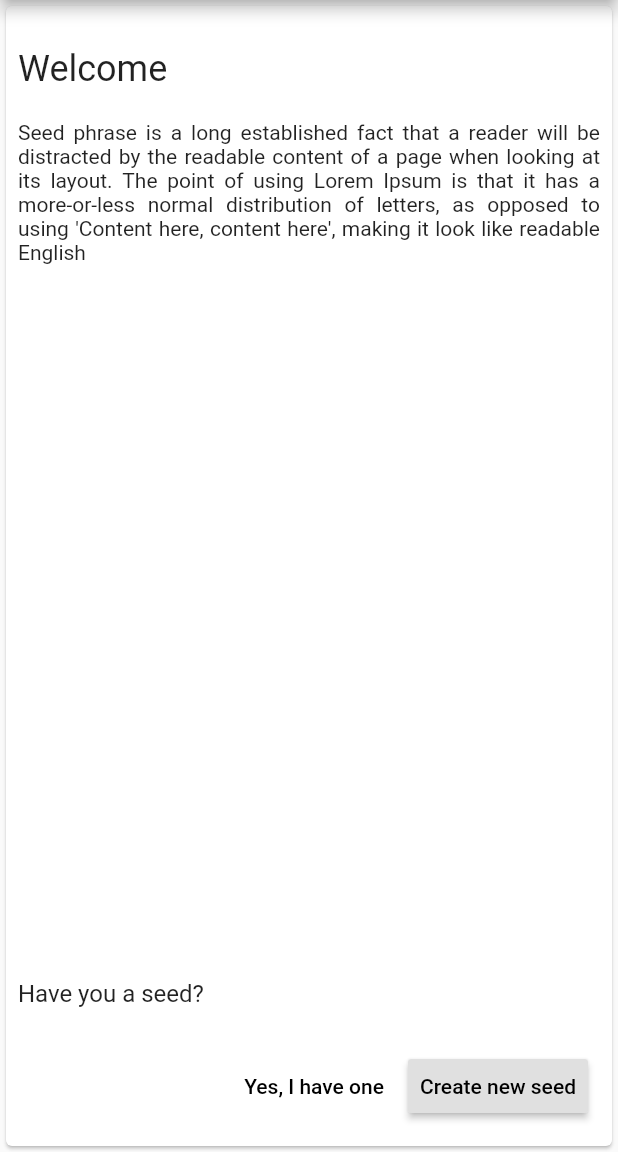
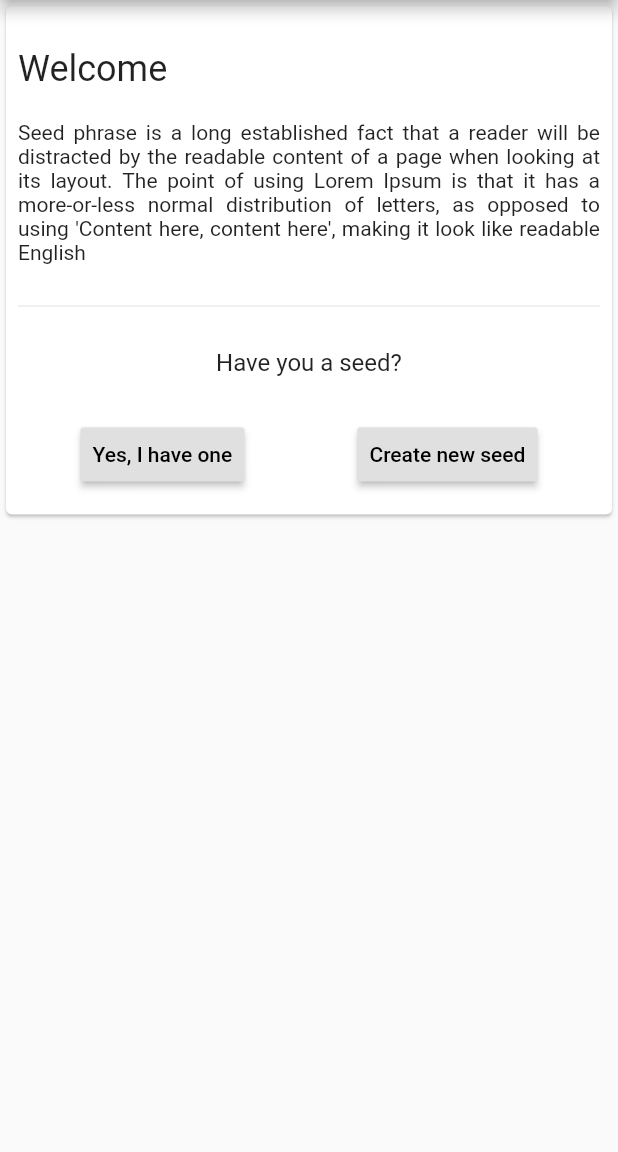
Before and after one commit to dblokhin/contacts, a Flutter app: the screen it shows after launch, on a phone screen of 412 x 824 dp, the part 84-1236 px from its top. Run offline on Flutter 3.47's test engine with Material 2 defaults, Android fonts, the phone set to English and light mode, and no system bars; our stand-ins replace connectivity, rxdart, shared_preferences; missing offline and left inert: seed_encoder.

Commit message:
ui: imporove seed wizard

```diff
--- a/lib/screens/wizard.dart
+++ b/lib/screens/wizard.dart
@@ -8,11 +8,16 @@ class WizardScreen extends StatelessWidget {
 
     return Scaffold(
       appBar: AppBar(title: Text('Privacy Contacts')),
-      body: Container(
+      body: SingleChildScrollView(
+        child: ConstrainedBox(
+          constraints: BoxConstraints.tightForFinite(),
           child: Card(
             child: Padding(
               padding: const EdgeInsets.all(8.0),
               child: Column(
+                mainAxisAlignment: MainAxisAlignment.spaceBetween,
+                children: <Widget>[
+                  Column(
                     crossAxisAlignment: CrossAxisAlignment.start,
                     children: <Widget>[
                       SizedBox(height: 20),
@@ -20,7 +25,13 @@ class WizardScreen extends StatelessWidget {
                       SizedBox(height: 20),
                       _intro(context),
                       SizedBox(height: 20),
-                Expanded(child: Container()),
+                    ],
+                  ),
+                  Column(
+                    //crossAxisAlignment: CrossAxisAlignment.start,
+                    children: <Widget>[
+                      Divider(),
+                      SizedBox(height: 20),
                       Text(
                         lzn.haveYouSeed,
                         style: Theme.of(context).textTheme.subhead,
@@ -28,6 +39,9 @@ class WizardScreen extends StatelessWidget {
                       SizedBox(height: 20),
                       _actions(context),
                     ],
+                  ),
+                ],
+              ),
             ),
           ),
         ),
@@ -57,9 +71,9 @@ class WizardScreen extends StatelessWidget {
     final lzn = AppLocalizations.of(context);
 
     return ButtonBar(
-      alignment: MainAxisAlignment.end,
+      alignment: MainAxisAlignment.spaceAround,
       children: <Widget>[
-        FlatButton(
+        RaisedButton(
           child: Text(lzn.alreadyHaveSeed),
           onPressed: () => print('have'),
         ),
```
Lines whose indentation alone changed are shown as unchanged.
